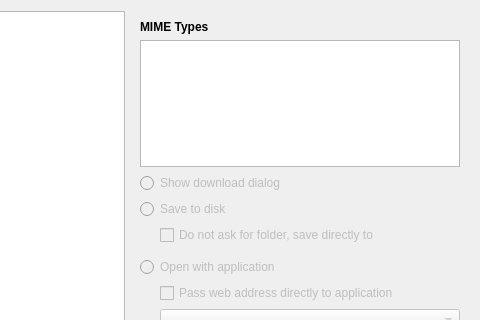
This is src/ui/preferences/PreferencesAdvancedPageWidget.ui in OtterBrowser/otter-browser as Qt 5 draws it before an edit; both pictures show x 120 to 600 and y 0 to 320 of the 600 by 500 pixel window. The edited form follows.
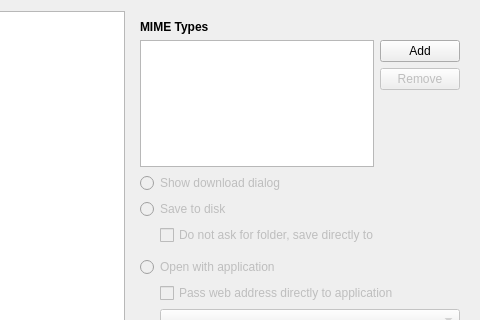
This is the edited form. The open tabs and pages were chosen to show the change. Custom widgets are drawn as their Qt base class.

Commit message: Allow to add and remove MIME Types

Diff of the .ui file:
```diff
--- a/src/ui/preferences/PreferencesAdvancedPageWidget.ui
+++ b/src/ui/preferences/PreferencesAdvancedPageWidget.ui
@@ -323,6 +323,8 @@
         </widget>
        </item>
        <item>
+        <layout class="QHBoxLayout" name="downloadsMimeTypesLayout">
+         <item>
         <widget class="Otter::ItemViewWidget" name="downloadsItemView">
          <property name="editTriggers">
           <set>QAbstractItemView::NoEditTriggers</set>
@@ -334,6 +336,36 @@
           <number>200</number>
          </attribute>
         </widget>
+         </item>
+         <item>
+          <layout class="QVBoxLayout" name="downloadsMimeTypesButtonsLayout" stretch="0,0,1">
+           <item>
+            <widget class="QPushButton" name="downloadsAddMimeTypeButton">
+             <property name="text">
+              <string>Add</string>
+             </property>
+            </widget>
+           </item>
+           <item>
+            <widget class="QPushButton" name="downloadsRemoveMimeTypeButton">
+             <property name="enabled">
+              <bool>false</bool>
+             </property>
+             <property name="text">
+              <string>Remove</string>
+             </property>
+            </widget>
+           </item>
+           <item>
+            <spacer name="downloadsButtonslSpacer">
+             <property name="orientation">
+              <enum>Qt::Vertical</enum>
+             </property>
+            </spacer>
+           </item>
+          </layout>
+         </item>
+        </layout>
        </item>
        <item>
         <widget class="QWidget" name="downloadsOptionsWidget" native="true">
```
Lines whose indentation alone changed are shown as unchanged. The commit also changes 2 other files.
